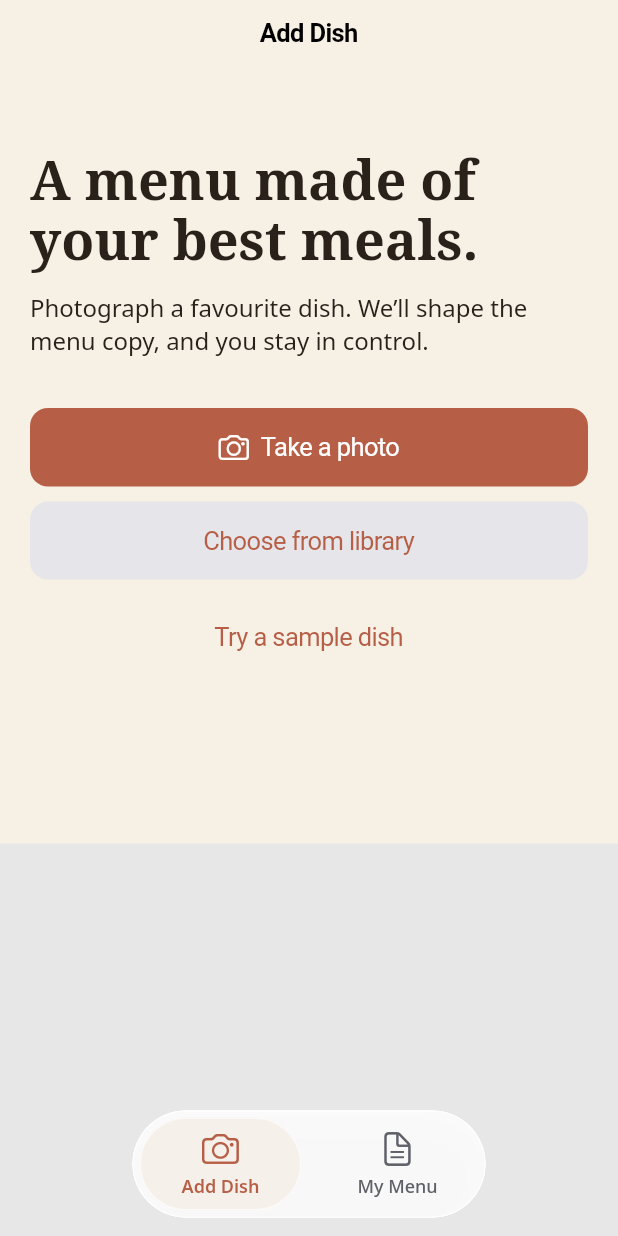
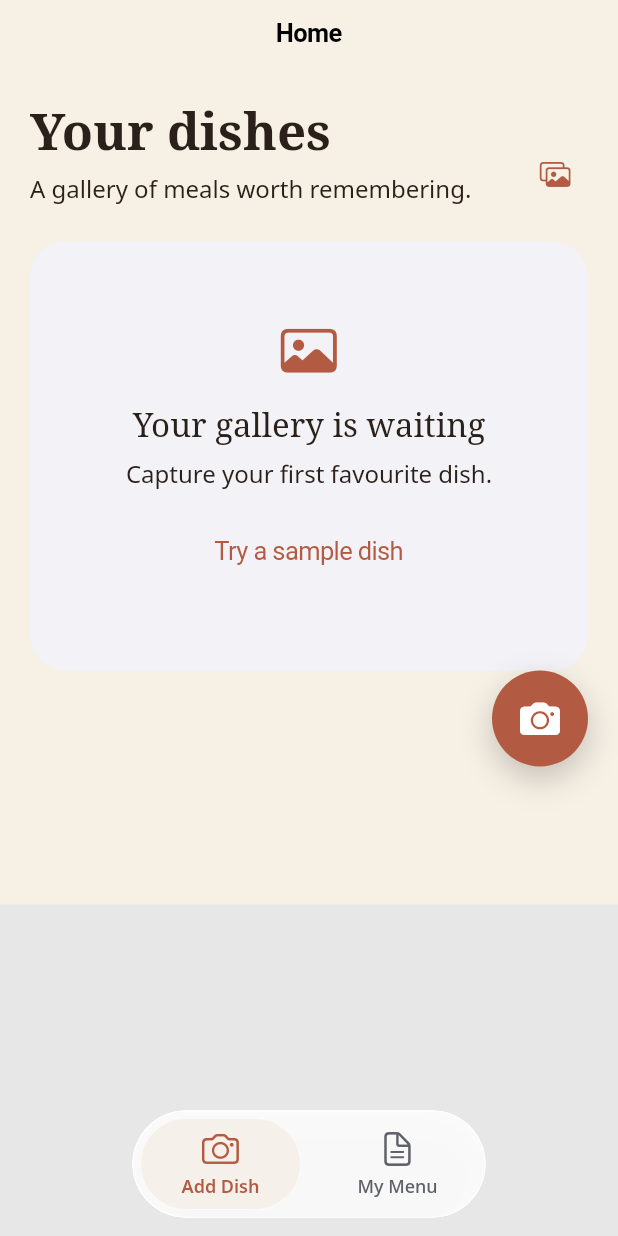
Before and after one commit to aswinckr/Hatch, a Flutter app: the screen it shows after launch, on a phone screen of 412 x 824 dp. Run offline on Flutter 3.47's test engine with Material 3 defaults, Android fonts, the phone set to English and light mode, and no system bars; our stand-ins replace image_picker, pdf, printing, shared_preferences.

Commit message:
feat: add gallery home and floating capture action

```diff
--- a/lib/app/app_shell.dart
+++ b/lib/app/app_shell.dart
@@ -41,7 +41,11 @@ class _AppShellState extends State<AppShell> {
       IndexedStack(
         index: selectedIndex,
         children: [
-          AddDishScreen(analyzer: widget.analyzer, onDishFinalized: _addDish),
+          AddDishScreen(
+            analyzer: widget.analyzer,
+            onDishFinalized: _addDish,
+            capturedDishes: widget.controller.dishes,
+          ),
           MenuScreen(controller: widget.controller, onExport: widget.onExport),
         ],
       ),
--- a/lib/core/design/app_colors.dart
+++ b/lib/core/design/app_colors.dart
@@ -3,6 +3,6 @@ import 'package:flutter/cupertino.dart';
 abstract final class AppColors {
   static const cream = Color(0xFFF6F0E5);
   static const espresso = Color(0xFF2B211B);
-  static const terracotta = Color(0xFFB65F46);
+  static const terracotta = Color(0xFFB35B42);
   static const mutedInk = Color(0xFF74675E);
 }
--- a/lib/features/add_dish/presentation/add_dish_screen.dart
+++ b/lib/features/add_dish/presentation/add_dish_screen.dart
@@ -15,10 +15,12 @@ class AddDishScreen extends StatefulWidget {
     required this.analyzer,
     required this.onDishFinalized,
     ImagePicker? imagePicker,
+    this.capturedDishes = const [],
   }) : imagePicker = imagePicker ?? ImagePicker();
   final DishAnalyzer analyzer;
   final Future<void> Function(Dish dish) onDishFinalized;
   final ImagePicker imagePicker;
+  final List<Dish> capturedDishes;
   @override
   State<AddDishScreen> createState() => _AddDishScreenState();
 }
@@ -123,8 +125,8 @@ class _AddDishScreenState extends State<AddDishScreen> {
   @override
   Widget build(BuildContext context) {
     final content = switch (stage) {
-      AddDishStage.choosePhoto => _ChoosePhoto(
-        onCamera: () => _pick(ImageSource.camera),
+      AddDishStage.choosePhoto => _HomeGallery(
+        dishes: widget.capturedDishes,
         onLibrary: () => _pick(ImageSource.gallery),
         onSample: () => _analyze('assets/demo/truffle_eggs.png'),
       ),
@@ -185,67 +187,203 @@ class _AddDishScreenState extends State<AddDishScreen> {
       ),
     };
     return CupertinoPageScaffold(
-      navigationBar: const CupertinoNavigationBar(middle: Text('Add Dish')),
+      navigationBar: const CupertinoNavigationBar(middle: Text('Home')),
       child: SafeArea(
-        child: SingleChildScrollView(
-          padding: const EdgeInsets.fromLTRB(20, 20, 20, 112),
+        child: Stack(
+          children: [
+            SingleChildScrollView(
+              padding: const EdgeInsets.fromLTRB(20, 20, 20, 156),
               child: content,
+            ),
+            if (stage == AddDishStage.choosePhoto)
+              Positioned(
+                right: 20,
+                bottom: 92,
+                child: _FloatingCameraButton(
+                  onPressed: () => _pick(ImageSource.camera),
+                ),
+              ),
+          ],
         ),
       ),
     );
   }
 }
 
-class _ChoosePhoto extends StatelessWidget {
-  const _ChoosePhoto({
-    required this.onCamera,
+class _HomeGallery extends StatelessWidget {
+  const _HomeGallery({
+    required this.dishes,
     required this.onLibrary,
     required this.onSample,
   });
-  final VoidCallback onCamera, onLibrary, onSample;
+  final List<Dish> dishes;
+  final VoidCallback onLibrary, onSample;
   @override
   Widget build(BuildContext context) => Column(
-    crossAxisAlignment: CrossAxisAlignment.stretch,
+    crossAxisAlignment: CrossAxisAlignment.start,
     children: [
-      const SizedBox(height: 38),
-      const Text(
-        'A menu made of\nyour best meals.',
+      Row(
+        crossAxisAlignment: CrossAxisAlignment.end,
+        children: [
+          const Expanded(
+            child: Column(
+              crossAxisAlignment: CrossAxisAlignment.start,
+              children: [
+                Text(
+                  'Your dishes',
                   style: TextStyle(
                     fontFamily: 'NotoSerif',
-          fontSize: 36,
-          height: 1.1,
+                    fontSize: 34,
                     fontWeight: FontWeight.w600,
                   ),
                 ),
-      const SizedBox(height: 12),
-      const Text(
-        'Photograph a favourite dish. We’ll shape the menu copy, and you stay in control.',
-      ),
-      const SizedBox(height: 34),
-      CupertinoButton.filled(
-        onPressed: onCamera,
-        child: const Row(
-          mainAxisAlignment: MainAxisAlignment.center,
-          children: [
-            Icon(CupertinoIcons.camera),
-            SizedBox(width: 8),
-            Text('Take a photo'),
+                SizedBox(height: 5),
+                Text('A gallery of meals worth remembering.'),
               ],
             ),
           ),
-      const SizedBox(height: 10),
           CupertinoButton(
-        color: CupertinoColors.systemGrey5,
+            padding: const EdgeInsets.all(10),
             onPressed: onLibrary,
-        child: const Text('Choose from library'),
+            child: const Icon(CupertinoIcons.photo_on_rectangle),
           ),
-      const SizedBox(height: 12),
+        ],
+      ),
+      const SizedBox(height: 24),
+      if (dishes.isEmpty)
+        _EmptyGallery(onSample: onSample)
+      else
+        GridView.builder(
+          shrinkWrap: true,
+          physics: const NeverScrollableScrollPhysics(),
+          gridDelegate: const SliverGridDelegateWithFixedCrossAxisCount(
+            crossAxisCount: 2,
+            crossAxisSpacing: 12,
+            mainAxisSpacing: 18,
+            childAspectRatio: .72,
+          ),
+          itemCount: dishes.length,
+          itemBuilder: (_, index) => _DishTile(dish: dishes[index]),
+        ),
+    ],
+  );
+}
+
+class _EmptyGallery extends StatelessWidget {
+  const _EmptyGallery({required this.onSample});
+  final VoidCallback onSample;
+
+  @override
+  Widget build(BuildContext context) => Container(
+    width: double.infinity,
+    padding: const EdgeInsets.symmetric(horizontal: 24, vertical: 54),
+    decoration: BoxDecoration(
+      color: CupertinoColors.systemGrey6,
+      borderRadius: BorderRadius.circular(24),
+    ),
+    child: Column(
+      children: [
+        const Icon(CupertinoIcons.photo, size: 38, color: AppColors.terracotta),
+        const SizedBox(height: 14),
+        const Text(
+          'Your gallery is waiting',
+          style: TextStyle(fontFamily: 'NotoSerif', fontSize: 22),
+        ),
+        const SizedBox(height: 8),
+        const Text('Capture your first favourite dish.'),
+        const SizedBox(height: 14),
         CupertinoButton(
           onPressed: onSample,
           child: const Text('Try a sample dish'),
         ),
       ],
+    ),
   );
+}
+
+class _DishTile extends StatelessWidget {
+  const _DishTile({required this.dish});
+  final Dish dish;
+
+  @override
+  Widget build(BuildContext context) => Column(
+    crossAxisAlignment: CrossAxisAlignment.start,
+    children: [
+      Expanded(
+        child: ClipRRect(
+          borderRadius: BorderRadius.circular(20),
+          child: SizedBox(
+            width: double.infinity,
+            child: _DishImage(path: dish.imagePath),
+          ),
+        ),
+      ),
+      const SizedBox(height: 9),
+      Text(
+        dish.name,
+        maxLines: 1,
+        overflow: TextOverflow.ellipsis,
+        style: const TextStyle(
+          fontFamily: 'NotoSerif',
+          fontSize: 17,
+          fontWeight: FontWeight.w600,
+        ),
+      ),
+      const SizedBox(height: 2),
+      Text(
+        dish.restaurant,
+        maxLines: 1,
+        overflow: TextOverflow.ellipsis,
+        style: const TextStyle(fontSize: 13, color: CupertinoColors.systemGrey),
+      ),
+    ],
+  );
+}
+
+class _FloatingCameraButton extends StatelessWidget {
+  const _FloatingCameraButton({required this.onPressed});
+  final VoidCallback onPressed;
+
+  @override
+  Widget build(BuildContext context) => Semantics(
+    button: true,
+    label: 'Take a photo',
+    child: CupertinoButton(
+      key: const Key('floating-camera-button'),
+      padding: EdgeInsets.zero,
+      onPressed: onPressed,
+      child: Container(
+        width: 64,
+        height: 64,
+        decoration: const BoxDecoration(
+          color: AppColors.terracotta,
+          shape: BoxShape.circle,
+          boxShadow: [
+            BoxShadow(
+              color: Color(0x33000000),
+              blurRadius: 18,
+              offset: Offset(0, 8),
+            ),
+          ],
+        ),
+        child: const Icon(
+          CupertinoIcons.camera_fill,
+          color: CupertinoColors.white,
+          size: 27,
+        ),
+      ),
+    ),
+  );
+}
+
+class _DishImage extends StatelessWidget {
+  const _DishImage({required this.path});
+  final String path;
+
+  @override
+  Widget build(BuildContext context) => path.startsWith('assets/')
+      ? Image.asset(path, fit: BoxFit.cover)
+      : Image.file(File(path), fit: BoxFit.cover);
 }
 
 class _FoodPreview extends StatelessWidget {
@@ -254,11 +392,6 @@ class _FoodPreview extends StatelessWidget {
   @override
   Widget build(BuildContext context) => ClipRRect(
     borderRadius: BorderRadius.circular(22),
-    child: AspectRatio(
-      aspectRatio: 1.5,
-      child: path.startsWith('assets/')
-          ? Image.asset(path, fit: BoxFit.cover)
-          : Image.file(File(path), fit: BoxFit.cover),
-    ),
+    child: AspectRatio(aspectRatio: 1.5, child: _DishImage(path: path)),
   );
 }
```
Also changed, not shown: 3 other files. Lines whose indentation alone changed are shown as unchanged.
